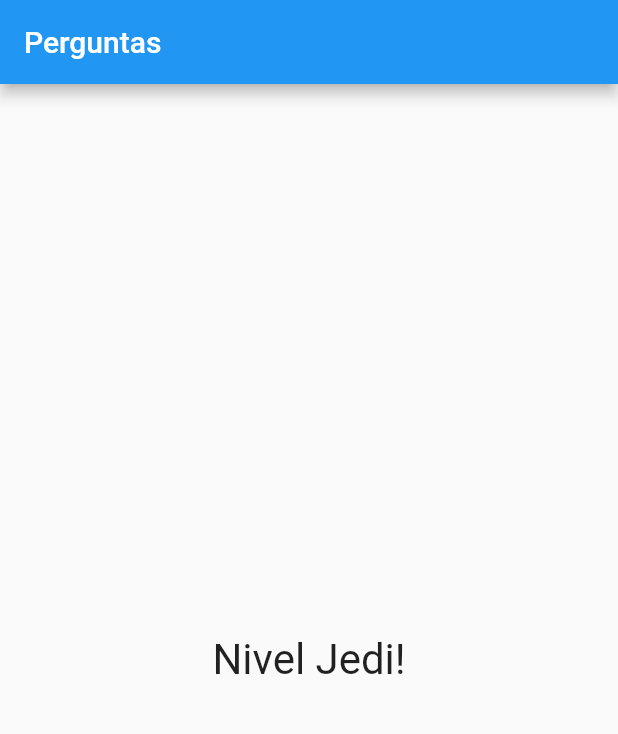
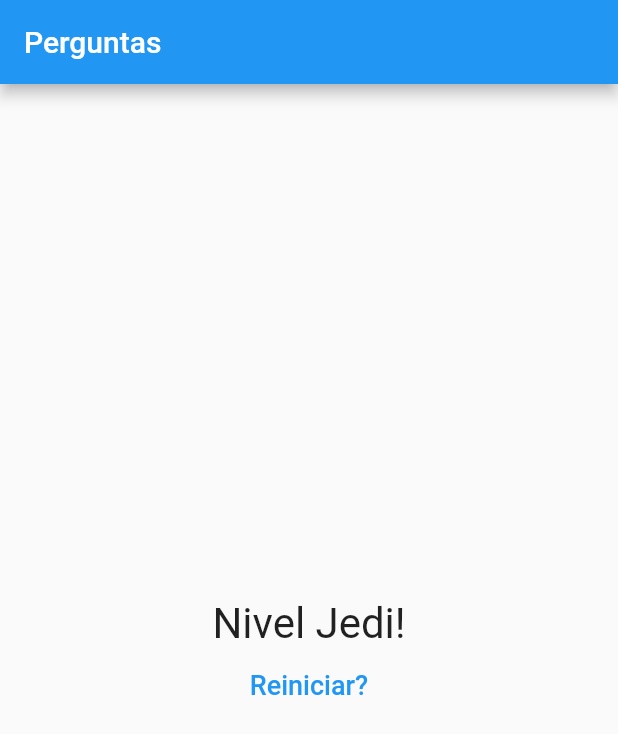
Before and after one commit to luanbatistadev/ProjectQuestions, a Flutter app: the screen it shows after launch, after a tap on "Preto", after a tap on "Cobra", after a tap on "Léo", on a phone screen of 412 x 824 dp. Shown: the top 734 px of the screen. Run offline on Flutter 3.47's test engine with Material 2 defaults, Android fonts, the phone set to English and light mode, and no system bars.

Commit message:
atualização final

```diff
--- a/lib/main.dart
+++ b/lib/main.dart
@@ -49,7 +49,13 @@ class _PerguntaAppState extends State<PerguntaApp> {
         _notaTotal += nota;
       });
     }
-    print(_notaTotal);
+  }
+
+  void _reiniciarQuestionario() {
+    setState(() {
+      _perguntaSelecionada = 0;
+      _notaTotal = 0;
+    });
   }
 
   @override
@@ -68,7 +74,7 @@ class _PerguntaAppState extends State<PerguntaApp> {
                   perguntas: _perguntas,
                   perguntaSelecionada: _perguntaSelecionada,
                   responder: _responder)
-              : Resultado(_notaTotal)),
+              : Resultado(_notaTotal, _reiniciarQuestionario)),
     );
   }
 }
--- a/lib/resultado.dart
+++ b/lib/resultado.dart
@@ -3,7 +3,9 @@ import 'package:flutter/material.dart';
 class Resultado extends StatelessWidget {
   final int nota;
 
-  Resultado(this.nota);
+  final void Function() quandoReiniciarQuestionario;
+
+  Resultado(this.nota, this.quandoReiniciarQuestionario);
 
   String get fraseResultado {
     if (nota < 8) {
@@ -19,10 +21,15 @@ class Resultado extends StatelessWidget {
 
   @override
   Widget build(BuildContext context) {
-    return Center(
+    return Column(mainAxisAlignment: MainAxisAlignment.center, children: [
+      Center(
         child: Text(
-      fraseResultado,
-      style: TextStyle(fontSize: 28),
-    ));
+          fraseResultado,
+          style: TextStyle(fontSize: 28),
+        ),
+      ),
+      TextButton(child: Text('Reiniciar?', style: TextStyle(fontSize: 18, color: Colors.blue),),
+      onPressed: quandoReiniciarQuestionario,)
+    ]);
   }
 }
```
